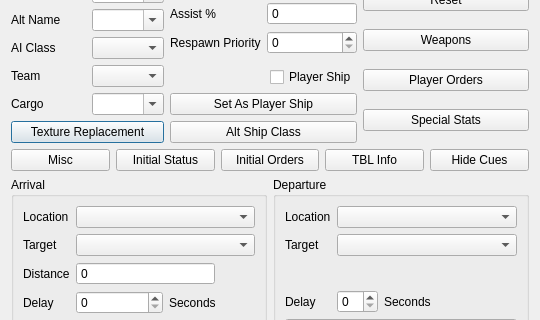
wookieejedi/fs2open.github.com, file qtfred/ui/ShipEditorDialog.ui: the form before one commit; both pictures show x 0 to 540 and y 114 to 434 of the 540 by 754 pixel window.
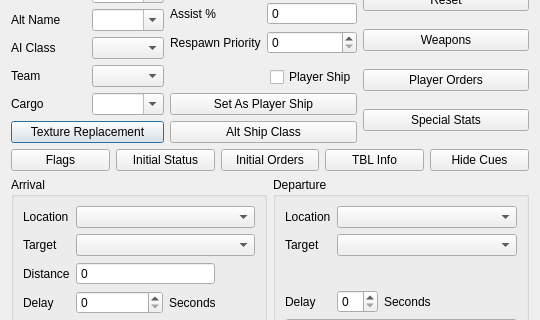
The form after the commit. Custom widgets are drawn as their Qt base class.

Patch:
```diff
--- a/qtfred/ui/ShipEditorDialog.ui
+++ b/qtfred/ui/ShipEditorDialog.ui
@@ -472,7 +472,7 @@
           <string>&lt;html&gt;&lt;head/&gt;&lt;body&gt;&lt;p&gt;Set ship's flags (Add special Features)&lt;/p&gt;&lt;/body&gt;&lt;/html&gt;</string>
          </property>
          <property name="text">
-          <string>Misc</string>
+          <string>Flags</string>
          </property>
         </widget>
        </item>
```
